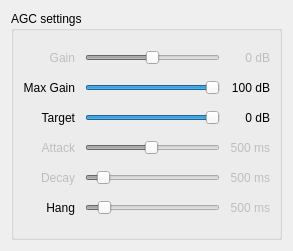
This is src/qtgui/agc_options.ui in vladisslav2011/gqrx as Qt 5 draws it before an edit. The edited form follows.
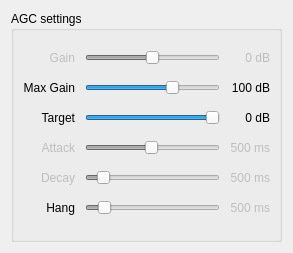
This is the edited form. Icons and pictures are not drawn.

Diff of the .ui file:
```diff
--- a/src/qtgui/agc_options.ui
+++ b/src/qtgui/agc_options.ui
@@ -7,7 +7,7 @@
     <x>0</x>
     <y>0</y>
     <width>293</width>
-    <height>251</height>
+    <height>253</height>
    </rect>
   </property>
   <property name="focusPolicy">
@@ -224,7 +224,7 @@
          <number>0</number>
         </property>
         <property name="maximum">
-         <number>100</number>
+         <number>150</number>
         </property>
         <property name="value">
          <number>100</number>
```
